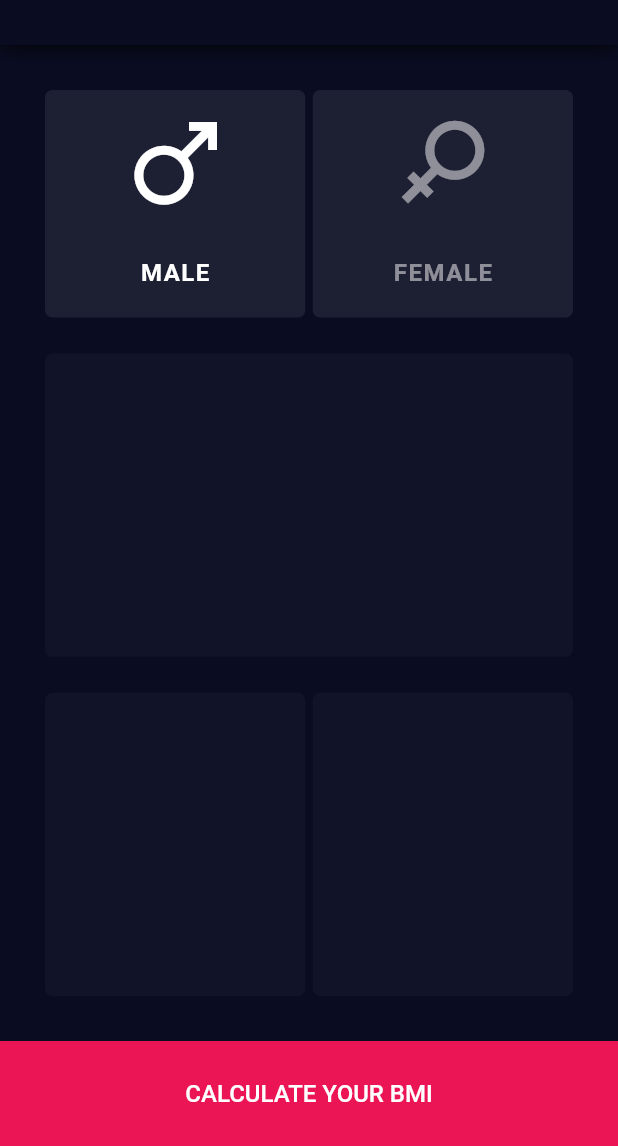
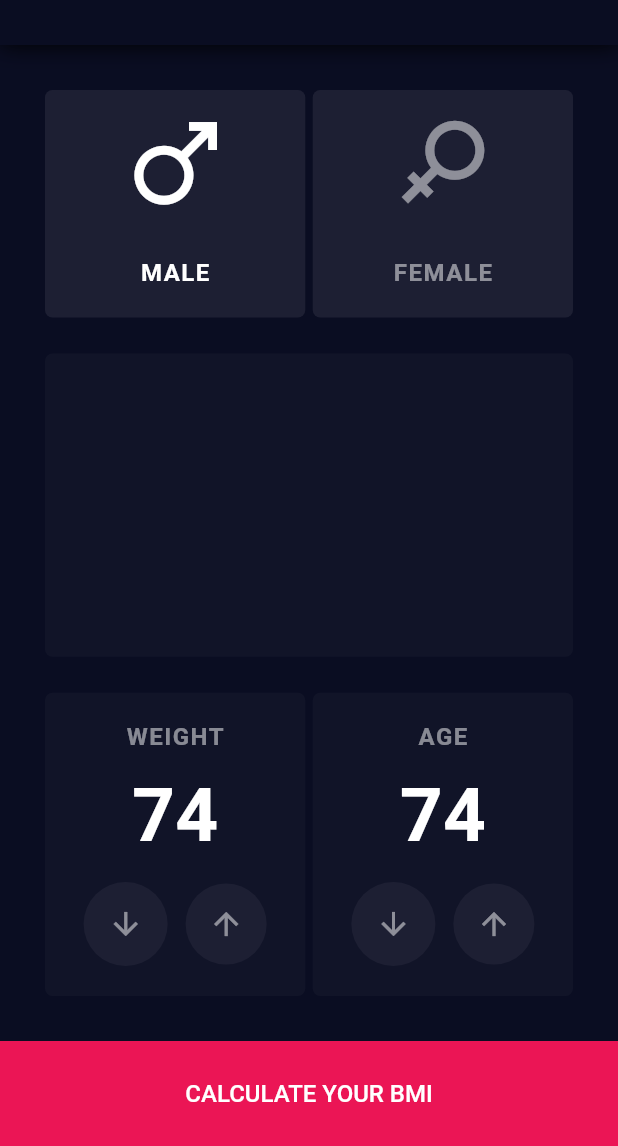
Before and after one commit to ruskakimov/bmi_calculator, a Flutter app: the screen it shows after launch, on a phone screen of 412 x 824 dp, the part 90-1236 px from its top. Run offline on Flutter 3.47's test engine with Material 2 defaults, Android fonts, the phone set to English and light mode, and no system bars.

Commit message:
add stepper cards layout

```diff
--- a/lib/main.dart
+++ b/lib/main.dart
@@ -39,6 +39,11 @@ class BMICalculator extends StatelessWidget {
             color: BmiColors.white,
             fontWeight: FontWeight.bold,
             letterSpacing: 1,
+          ),
+          display1: TextStyle(
+            fontSize: 50,
+            color: BmiColors.white,
+            fontWeight: FontWeight.bold,
           ),
         ),
       ),
@@ -105,11 +110,11 @@ class _InputPageState extends State<InputPage> {
                   child: Row(
                     children: <Widget>[
                       Expanded(
-                        child: widgets.Card(),
+                        child: StepperCard(title: 'WEIGHT'),
                       ),
                       SizedBox(width: 5),
                       Expanded(
-                        child: widgets.Card(),
+                        child: StepperCard(title: 'AGE'),
                       ),
                     ],
                   ),
@@ -121,6 +126,53 @@ class _InputPageState extends State<InputPage> {
         ),
         widgets.PrimaryButton('CALCULATE YOUR BMI'),
       ],
+    );
+  }
+}
+
+class StepperCard extends StatelessWidget {
+  const StepperCard({
+    Key key,
+    @required this.title,
+  }) : super(key: key);
+
+  final String title;
+
+  @override
+  Widget build(BuildContext context) {
+    return widgets.Card(
+      child: Padding(
+        padding: const EdgeInsets.symmetric(vertical: 20),
+        child: Column(
+          mainAxisAlignment: MainAxisAlignment.spaceBetween,
+          children: <Widget>[
+            Text(title, style: Theme.of(context).textTheme.body1),
+            Text('74', style: Theme.of(context).textTheme.display1),
+            Row(
+              mainAxisAlignment: MainAxisAlignment.center,
+              children: <Widget>[
+                Container(
+                  child: Icon(Icons.arrow_downward, color: BmiColors.grey),
+                  constraints: BoxConstraints.tight(Size.square(56)),
+                  decoration: BoxDecoration(
+                    shape: BoxShape.circle,
+                    color: Theme.of(context).accentColor,
+                  ),
+                ),
+                SizedBox(width: 12),
+                Container(
+                  child: Icon(Icons.arrow_upward, color: BmiColors.grey),
+                  constraints: BoxConstraints.tight(Size.square(54)),
+                  decoration: BoxDecoration(
+                    shape: BoxShape.circle,
+                    color: Theme.of(context).accentColor,
+                  ),
+                ),
+              ],
+            ),
+          ],
+        ),
+      ),
     );
   }
 }
```
